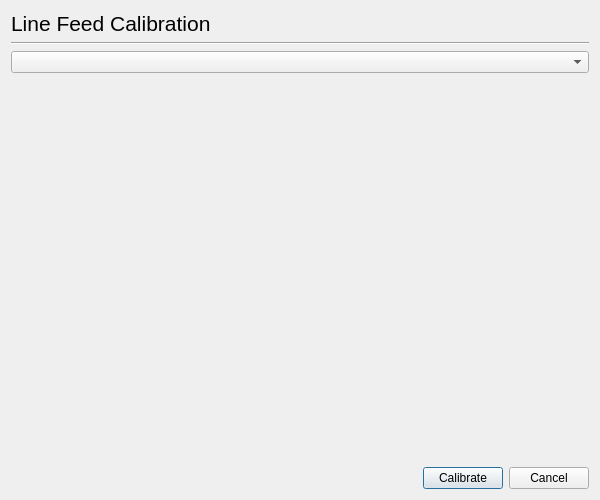
This is ui4/linefeedcaldialog_base.ui in mwilck/hplip as Qt 5 draws it before an edit. The edited form follows.
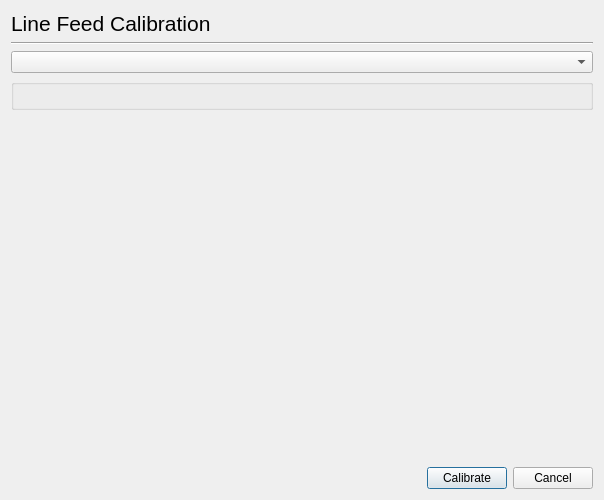
This is the edited form. Custom widgets are drawn as their Qt base class.

Patch:
```diff
--- a/ui4/linefeedcaldialog_base.ui
+++ b/ui4/linefeedcaldialog_base.ui
@@ -35,22 +35,29 @@
    <item row="2" column="0" colspan="3" >
     <widget class="DeviceUriComboBox" name="DeviceComboBox" />
    </item>
-   <item row="3" column="0" >
-    <spacer>
-     <property name="orientation" >
-      <enum>Qt::Vertical</enum>
+   <item row="3" column="0" colspan="3" >
+    <widget class="LoadPaperGroupBox" name="LoadPaper" >
+     <property name="title" >
+      <string/>
      </property>
-     <property name="sizeHint" >
-      <size>
-       <width>20</width>
-       <height>301</height>
-      </size>
-     </property>
-    </spacer>
+    </widget>
    </item>
    <item row="4" column="0" >
     <spacer>
      <property name="orientation" >
+      <enum>Qt::Vertical</enum>
+     </property>
+     <property name="sizeHint" >
+      <size>
+       <width>410</width>
+       <height>81</height>
+      </size>
+     </property>
+    </spacer>
+   </item>
+   <item row="5" column="0" >
+    <spacer>
+     <property name="orientation" >
       <enum>Qt::Horizontal</enum>
      </property>
      <property name="sizeHint" >
@@ -61,14 +68,14 @@
      </property>
     </spacer>
    </item>
-   <item row="4" column="1" >
+   <item row="5" column="1" >
     <widget class="QPushButton" name="CalibrateButton" >
      <property name="text" >
       <string>Calibrate</string>
      </property>
     </widget>
    </item>
-   <item row="4" column="2" >
+   <item row="5" column="2" >
     <widget class="QPushButton" name="CancelButton" >
      <property name="text" >
       <string>Cancel</string>
@@ -83,6 +90,12 @@
    <extends>QComboBox</extends>
    <header>deviceuricombobox.h</header>
   </customwidget>
+  <customwidget>
+   <class>LoadPaperGroupBox</class>
+   <extends>QGroupBox</extends>
+   <header>loadpapergroupbox.h</header>
+   <container>1</container>
+  </customwidget>
  </customwidgets>
  <resources/>
  <connections/>
```
